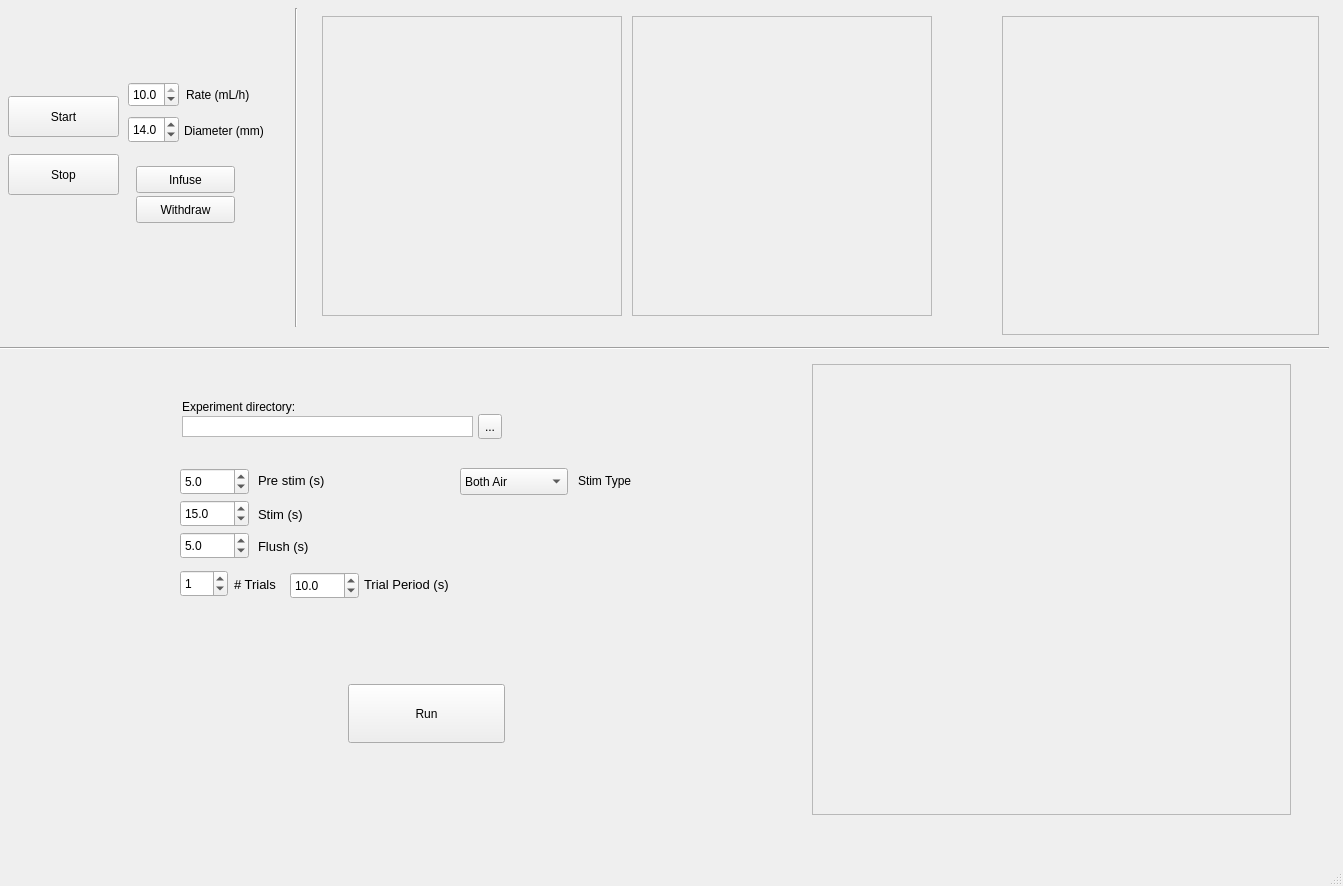
Above: fly_tracker_gui.ui from SashaRayshubskiy/fly_tracker before the change. Below: the same form after it.
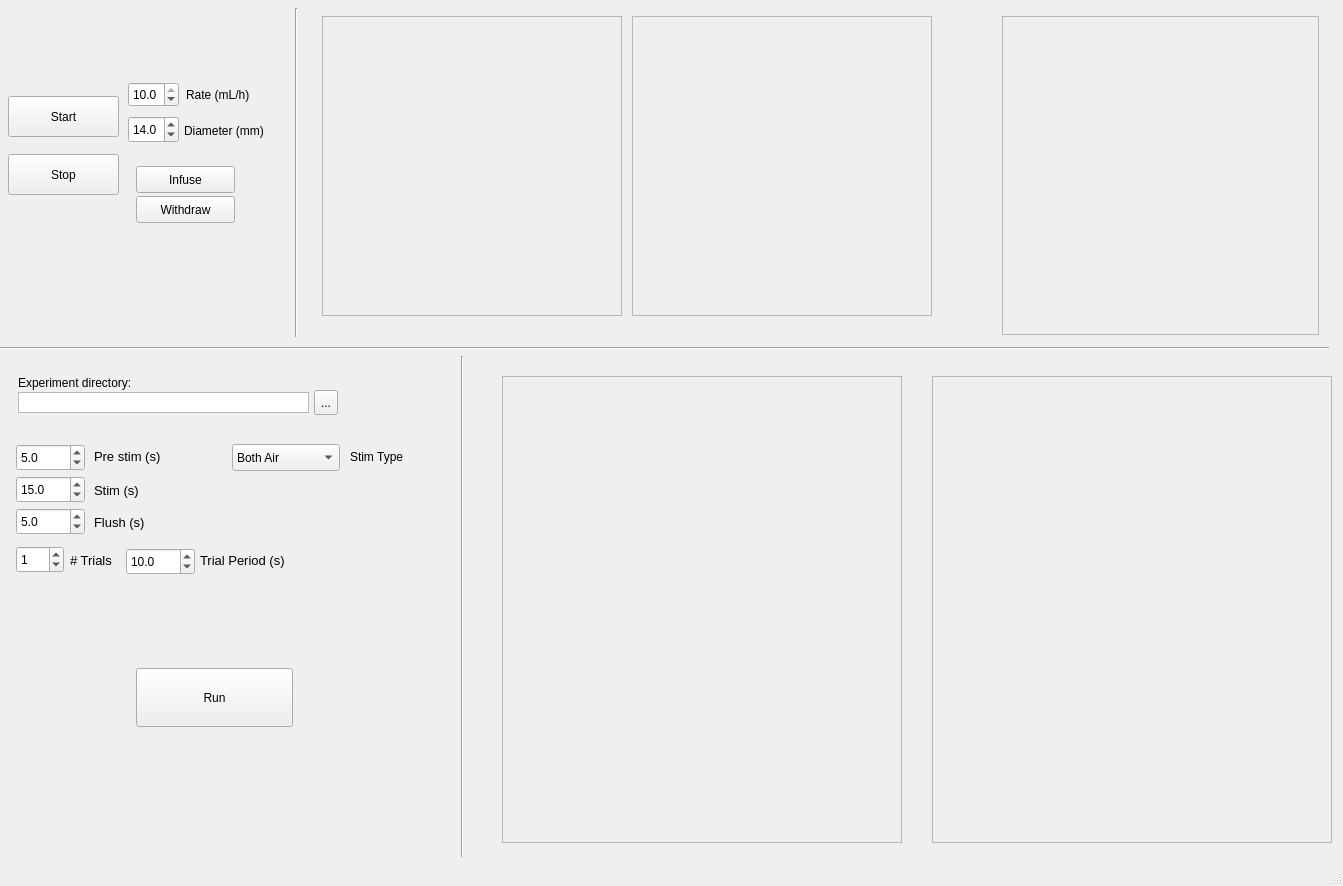
That is the form after the change.

Patch:
```diff
--- a/fly_tracker_gui.ui
+++ b/fly_tracker_gui.ui
@@ -216,7 +216,7 @@
       <x>288</x>
       <y>8</y>
       <width>16</width>
-      <height>319</height>
+      <height>329</height>
      </rect>
     </property>
     <property name="orientation">
@@ -226,10 +226,10 @@
    <widget class="QFrame" name="trial_run">
     <property name="geometry">
      <rect>
-      <x>812</x>
-      <y>364</y>
-      <width>479</width>
-      <height>451</height>
+      <x>502</x>
+      <y>376</y>
+      <width>400</width>
+      <height>467</height>
      </rect>
     </property>
     <property name="frameShape">
@@ -259,8 +259,8 @@
    <widget class="QPushButton" name="run_button">
     <property name="geometry">
      <rect>
-      <x>348</x>
-      <y>684</y>
+      <x>136</x>
+      <y>668</y>
       <width>157</width>
       <height>59</height>
      </rect>
@@ -272,8 +272,8 @@
    <widget class="QSpinBox" name="num_trials_box">
     <property name="geometry">
      <rect>
-      <x>180</x>
-      <y>570</y>
+      <x>16</x>
+      <y>546</y>
       <width>48</width>
       <height>27</height>
      </rect>
@@ -285,8 +285,8 @@
    <widget class="QLabel" name="label_3">
     <property name="geometry">
      <rect>
-      <x>234</x>
-      <y>576</y>
+      <x>70</x>
+      <y>552</y>
       <width>51</width>
       <height>17</height>
      </rect>
@@ -303,8 +303,8 @@
    <widget class="QDoubleSpinBox" name="flush_box">
     <property name="geometry">
      <rect>
-      <x>180</x>
-      <y>532</y>
+      <x>16</x>
+      <y>508</y>
       <width>69</width>
       <height>27</height>
      </rect>
@@ -319,8 +319,8 @@
    <widget class="QLabel" name="label_4">
     <property name="geometry">
      <rect>
-      <x>258</x>
-      <y>538</y>
+      <x>94</x>
+      <y>514</y>
       <width>67</width>
       <height>17</height>
      </rect>
@@ -337,8 +337,8 @@
    <widget class="QLabel" name="stim_box_label">
     <property name="geometry">
      <rect>
-      <x>258</x>
-      <y>506</y>
+      <x>94</x>
+      <y>482</y>
       <width>67</width>
       <height>17</height>
      </rect>
@@ -355,8 +355,8 @@
    <widget class="QDoubleSpinBox" name="stim_box">
     <property name="geometry">
      <rect>
-      <x>180</x>
-      <y>500</y>
+      <x>16</x>
+      <y>476</y>
       <width>69</width>
       <height>27</height>
      </rect>
@@ -371,8 +371,8 @@
    <widget class="QDoubleSpinBox" name="pre_stim_box">
     <property name="geometry">
      <rect>
-      <x>180</x>
-      <y>468</y>
+      <x>16</x>
+      <y>444</y>
       <width>69</width>
       <height>27</height>
      </rect>
@@ -387,8 +387,8 @@
    <widget class="QLabel" name="label_6">
     <property name="geometry">
      <rect>
-      <x>258</x>
-      <y>472</y>
+      <x>94</x>
+      <y>448</y>
       <width>85</width>
       <height>17</height>
      </rect>
@@ -405,8 +405,8 @@
    <widget class="QPlainTextEdit" name="experimental_dir_text">
     <property name="geometry">
      <rect>
-      <x>182</x>
-      <y>416</y>
+      <x>18</x>
+      <y>392</y>
       <width>291</width>
       <height>21</height>
      </rect>
@@ -423,8 +423,8 @@
    <widget class="QToolButton" name="choose_dir_button">
     <property name="geometry">
      <rect>
-      <x>478</x>
-      <y>414</y>
+      <x>314</x>
+      <y>390</y>
       <width>24</width>
       <height>25</height>
      </rect>
@@ -442,8 +442,8 @@
    <widget class="QLabel" name="label_7">
     <property name="geometry">
      <rect>
-      <x>182</x>
-      <y>398</y>
+      <x>18</x>
+      <y>374</y>
       <width>159</width>
       <height>17</height>
      </rect>
@@ -455,8 +455,8 @@
    <widget class="QLabel" name="label_8">
     <property name="geometry">
      <rect>
-      <x>364</x>
-      <y>576</y>
+      <x>200</x>
+      <y>552</y>
       <width>109</width>
       <height>17</height>
      </rect>
@@ -473,8 +473,8 @@
    <widget class="QDoubleSpinBox" name="trial_period_box">
     <property name="geometry">
      <rect>
-      <x>290</x>
-      <y>572</y>
+      <x>126</x>
+      <y>548</y>
       <width>69</width>
       <height>27</height>
      </rect>
@@ -489,8 +489,8 @@
    <widget class="QComboBox" name="stim_type">
     <property name="geometry">
      <rect>
-      <x>460</x>
-      <y>468</y>
+      <x>232</x>
+      <y>444</y>
       <width>108</width>
       <height>27</height>
      </rect>
@@ -519,8 +519,8 @@
    <widget class="QLabel" name="label_5">
     <property name="geometry">
      <rect>
-      <x>578</x>
-      <y>472</y>
+      <x>350</x>
+      <y>448</y>
       <width>66</width>
       <height>17</height>
      </rect>
@@ -534,6 +534,35 @@
      <string>Stim Type</string>
     </property>
    </widget>
+   <widget class="QFrame" name="trial_run1">
+    <property name="geometry">
+     <rect>
+      <x>932</x>
+      <y>376</y>
+      <width>400</width>
+      <height>467</height>
+     </rect>
+    </property>
+    <property name="frameShape">
+     <enum>QFrame::StyledPanel</enum>
+    </property>
+    <property name="frameShadow">
+     <enum>QFrame::Raised</enum>
+    </property>
+   </widget>
+   <widget class="Line" name="line_3">
+    <property name="geometry">
+     <rect>
+      <x>454</x>
+      <y>356</y>
+      <width>16</width>
+      <height>501</height>
+     </rect>
+    </property>
+    <property name="orientation">
+     <enum>Qt::Vertical</enum>
+    </property>
+   </widget>
   </widget>
   <widget class="QStatusBar" name="statusbar"/>
   <widget class="QMenuBar" name="menubar">
```
Left out of the diff: 5 changed lines with no effect on the pictures.
